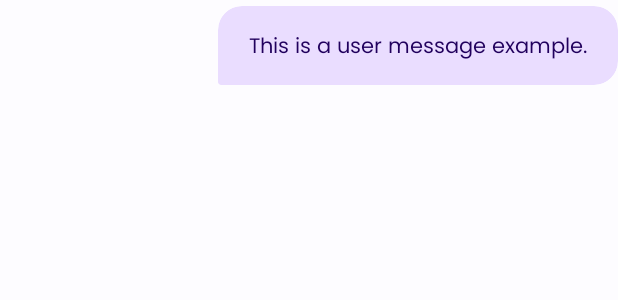
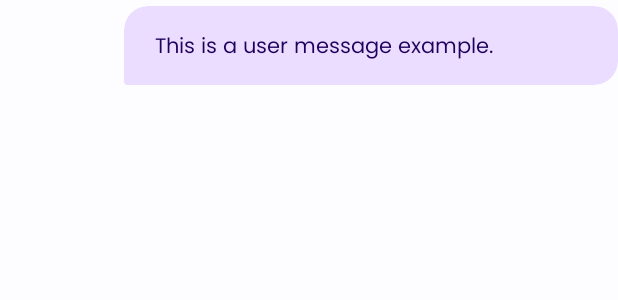
Before and after one commit to NikitHamal/CodeX, an Android app: the layout item_user_message.xml on its own in the app's theme, with its tools: preview values and no code run, on a phone screen of 412 x 824 dp. Shown: the top 300 px of the screen. Run offline under Robolectric (Android 15) with nearby library versions, the phone set to English and light mode, and no system bars.

Commit message:
fix: Correct user message bubble width constraint
This commit fixes a build failure caused by an incorrect attribute in the user message layout file. The `layout_constraintWidth_max` attribute was used with a float value, which is not supported.

The fix involves:
- Replacing `app:layout_constraintWidth_max="0.8"` with `app:layout_constraintWidth_percent="0.8"`.
- Setting `android:layout_width="0dp"` on the `MaterialCardView` to allow the percentage-based width to work correctly.

This ensures the user message bubble wraps its content and does not exceed 80% of the screen width, and it resolves the resource linking failure.

```diff
--- a/app/src/main/res/layout/item_user_message.xml
+++ b/app/src/main/res/layout/item_user_message.xml
@@ -8,11 +8,11 @@
 
     <com.google.android.material.card.MaterialCardView
         android:id="@+id/user_message_card_view"
-        android:layout_width="wrap_content"
+        android:layout_width="0dp"
         android:layout_height="wrap_content"
         app:layout_constraintEnd_toEndOf="parent"
         app:layout_constraintTop_toTopOf="parent"
-        app:layout_constraintWidth_max="0.8"
+        app:layout_constraintWidth_percent="0.8"
         app:cardElevation="0dp"
         app:strokeWidth="0dp"
         app:shapeAppearanceOverlay="@style/ShapeAppearance.ChatBubble.User"
```
